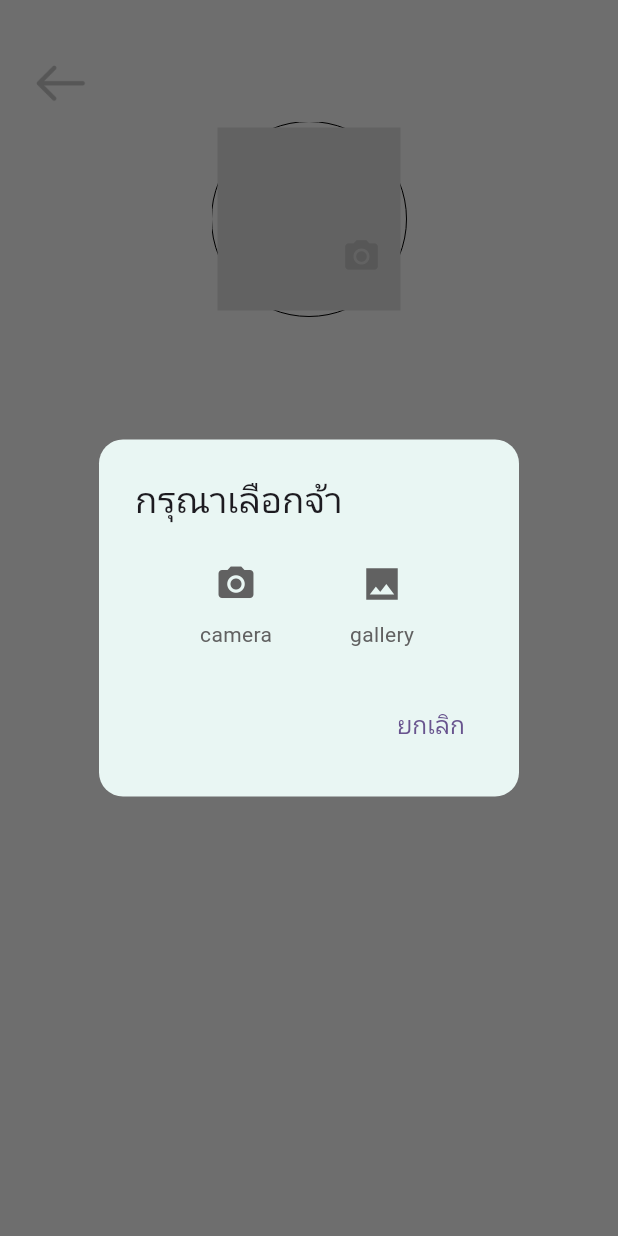
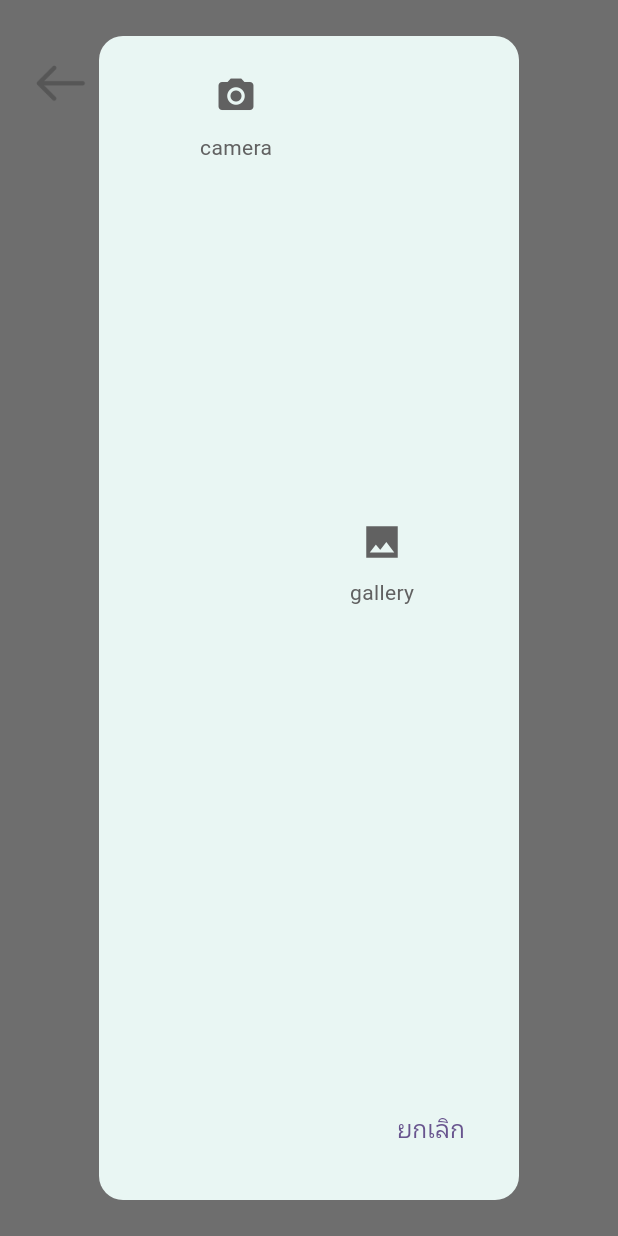
Before and after one commit to zawaneemakeng/GreenCare-Application, a Flutter app: the ProfilePage screen opened directly, after a tap on the "camera alt" icon, on a phone screen of 412 x 824 dp. Run offline on Flutter 3.47's test engine with Material 2 defaults, Android fonts, the phone set to English and light mode, and no system bars; our stand-ins replace cached_network_image, fl_chart, flutter_slidable, geocoding, geolocator, get and 7 more; missing offline and left inert: flutter_rounded_date_picker, rotnaam; accounts and stored records are empty; Roboto replaces fonts that are missing (PK).

Commit message:
Update profile_image.dart

```diff
--- a/greencare/lib/widgets/profile_image.dart
+++ b/greencare/lib/widgets/profile_image.dart
@@ -194,12 +194,10 @@ class _ProfilePageState extends State<ProfilePage> {
               borderRadius: BorderRadius.all(Radius.circular(16.0))),
           surfaceTintColor: Color(0xff3AAA94),
           backgroundColor: Colors.white,
-          title: const Text('กรุณาเลือกจ้า'),
           content: Row(
             mainAxisAlignment: MainAxisAlignment.spaceEvenly,
             children: [
               Container(
-                height: 70,
                 width: 60,
                 child: Column(
                   children: [
```
